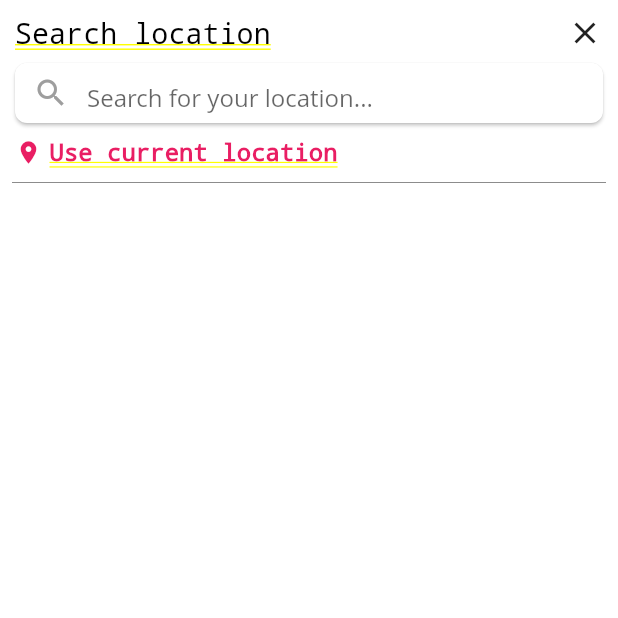
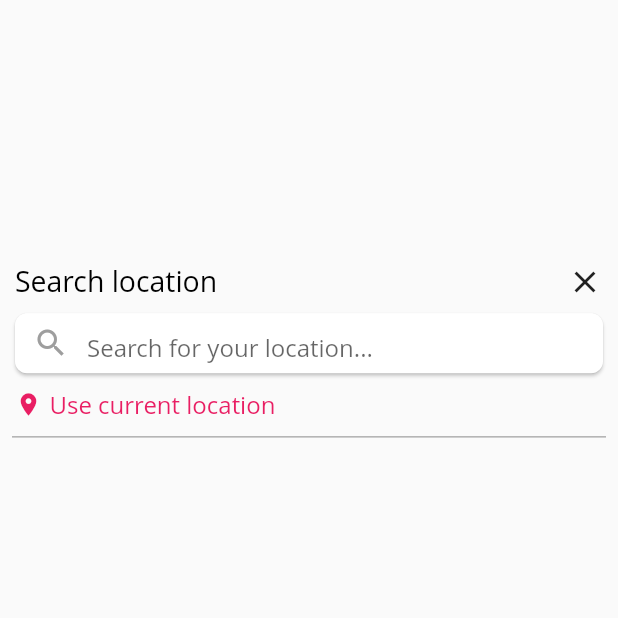
Before and after one commit to fayaz07/zomato_clone, a Flutter app: the screen it shows after launch, on a phone screen of 412 x 824 dp, the top half of it. Run offline on Flutter 3.47's test engine with Material 2 defaults, Android fonts, the phone set to English and light mode, and no system bars; our stand-ins replace location.

Commit message:
finished working with manual location selection - bottom sheet animation

```diff
--- a/lib/ui/location_manually.dart
+++ b/lib/ui/location_manually.dart
@@ -12,8 +12,8 @@ class SelectLocationManually extends StatefulWidget {
   _SelectLocationManuallyState createState() => _SelectLocationManuallyState();
 }
 
-class _SelectLocationManuallyState extends State<SelectLocationManually> {
-
+class _SelectLocationManuallyState extends State<SelectLocationManually>
+    with SingleTickerProviderStateMixin {
   double _height, _width;
 
   Widget _searchSuffix = InkWell(child: SizedBox(width: 25.0));
@@ -21,27 +21,57 @@ class _SelectLocationManuallyState extends State<SelectLocationManually> {
   TextEditingController searchLocationController = TextEditingController();
 
   static List<PlacesModel> initialData = [];
-  static StreamController streamController = StreamController<List<PlacesModel>>();
+  static StreamController streamController =
+      StreamController<List<PlacesModel>>();
   static StreamSink sink = streamController.sink;
   static Stream stream = streamController.stream;
 
+  //Animation
+  AnimationController animationController;
+  Animation animation;
+  Duration animDuration = Duration(milliseconds: 2000);
+
+  @override
+  void initState() {
+    animationController =
+        AnimationController(vsync: this, duration: animDuration);
+    animation = Tween(begin: -1.0, end: -0.2).animate(
+        CurvedAnimation(curve: Curves.linear, parent: animationController));
+    animationController.forward().whenComplete((){
+//      animationController.reverse();
+    });
+    super.initState();
+  }
+
   @override
   Widget build(BuildContext context) {
-
     _height = MediaQuery.of(context).size.height;
     _width = MediaQuery.of(context).size.width;
 
     searchLocationController.addListener(searchLocationListener);
 
-    return SafeArea(child: bottomSheetBody());
+    return Scaffold(
+        body: AnimatedBuilder(
+      animation: animation,
+      builder: (context, child) {
+        return SafeArea(
+          child: Transform(
+            transform: Matrix4.translationValues(
+                0.0, _height * animation.value * -1, 0.0),
+            child: bottomSheetBody(),
+          ),
+        );
+      },
+    ));
   }
 
   Widget bottomSheetBody() => Column(
+        mainAxisSize: MainAxisSize.min,
         children: <Widget>[
           //Search bar
           Padding(
-          padding:
-          const EdgeInsets.only(top: 10.0, left: 10.0, right: 10.0,bottom: 5.0),
+            padding: const EdgeInsets.only(
+                top: 10.0, left: 10.0, right: 10.0, bottom: 5.0),
             child: Row(
               children: <Widget>[
                 Text(
@@ -115,8 +145,7 @@ class _SelectLocationManuallyState extends State<SelectLocationManually> {
           ),
 
           Padding(
-          padding:
-          const EdgeInsets.only(left: 8.0, right: 8.0, bottom: 10.0),
+            padding: const EdgeInsets.only(left: 8.0, right: 8.0, bottom: 10.0),
             child: Divider(
               thickness: 0.3,
               height: 1.0,
@@ -129,21 +158,19 @@ class _SelectLocationManuallyState extends State<SelectLocationManually> {
                 stream: stream,
                 initialData: initialData,
                 builder: (context, snapshot) {
-              return snapshot.data.runtimeType == initialData.runtimeType ?
-               ListView.builder(
+                  return snapshot.data.runtimeType == initialData.runtimeType
+                      ? ListView.builder(
                           itemCount: snapshot.data.length,
                           itemBuilder: (BuildContext context, int i) {
                             return placeItem(snapshot.data[i]);
-                  }
-              ) : Container() ;
-            }
-          ),
+                          })
+                      : Container();
+                }),
           ),
 
           SizedBox(height: 5.0),
         ],
       );
-
 
   Widget placeItem(PlacesModel place) => InkWell(
         onTap: () {},
@@ -189,19 +216,24 @@ class _SelectLocationManuallyState extends State<SelectLocationManually> {
         ),
       );
 
-
   void searchLocationListener() {
     String location = searchLocationController.text;
     print(location);
-    if(location.length<3){
+    if (location.length < 3) {
       sink.add(initialData);
-    }
-    else if (location.length >= 3 && location.length <= 5) {
+    } else if (location.length >= 3 && location.length <= 5) {
       print("changing now");
-      ApiRequests.getNearbyPlaces(location).whenComplete(() {
+//      ApiRequests.getNearbyPlaces(location).whenComplete(() {
+//
+//        sink.add(SessionData.places);
+//
+//      });
+      SessionData.places.clear();
+      SessionData.places.add(PlacesModel(main_text: "location $location",secondary_text: "secondarty: $location"));
+      SessionData.places.add(PlacesModel(main_text: "location $location",secondary_text: "secondarty: $location"));
+      SessionData.places.add(PlacesModel(main_text: "location $location",secondary_text: "secondarty: $location"));
+
       sink.add(SessionData.places);
-      });
-
     } else if (location.length >= 7) {
       print("location too long to search");
       sink.add(initialData);
@@ -214,5 +246,4 @@ class _SelectLocationManuallyState extends State<SelectLocationManually> {
     sink.close();
     super.dispose();
   }
-
 }
```
Lines whose indentation alone changed are shown as unchanged.
